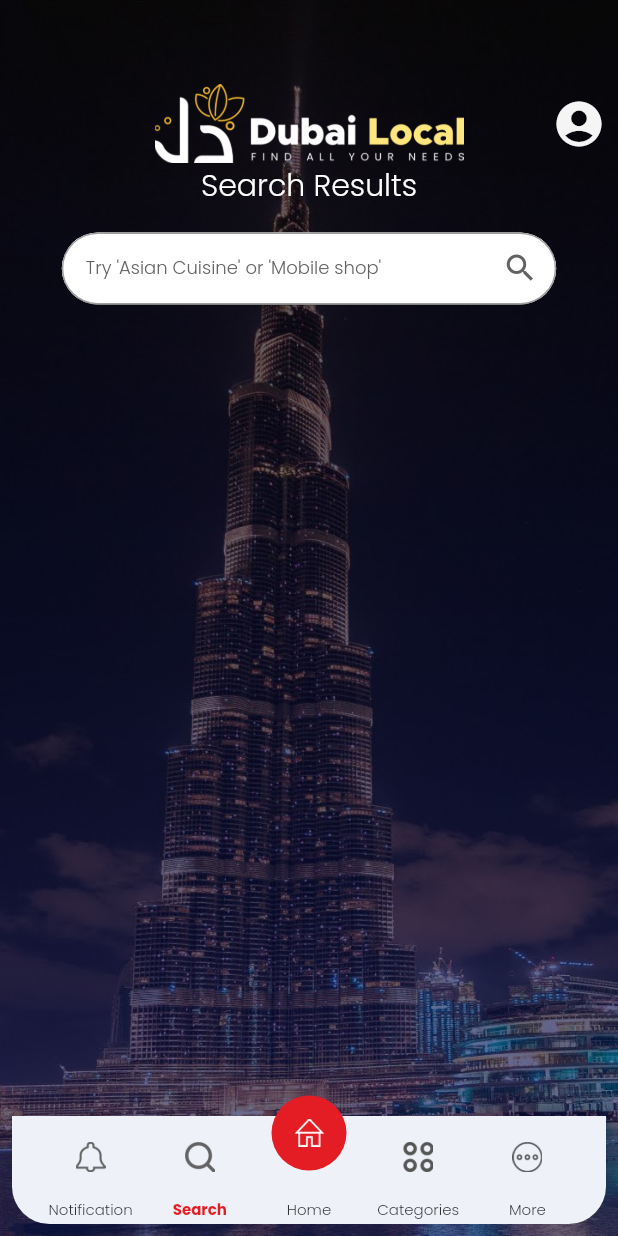
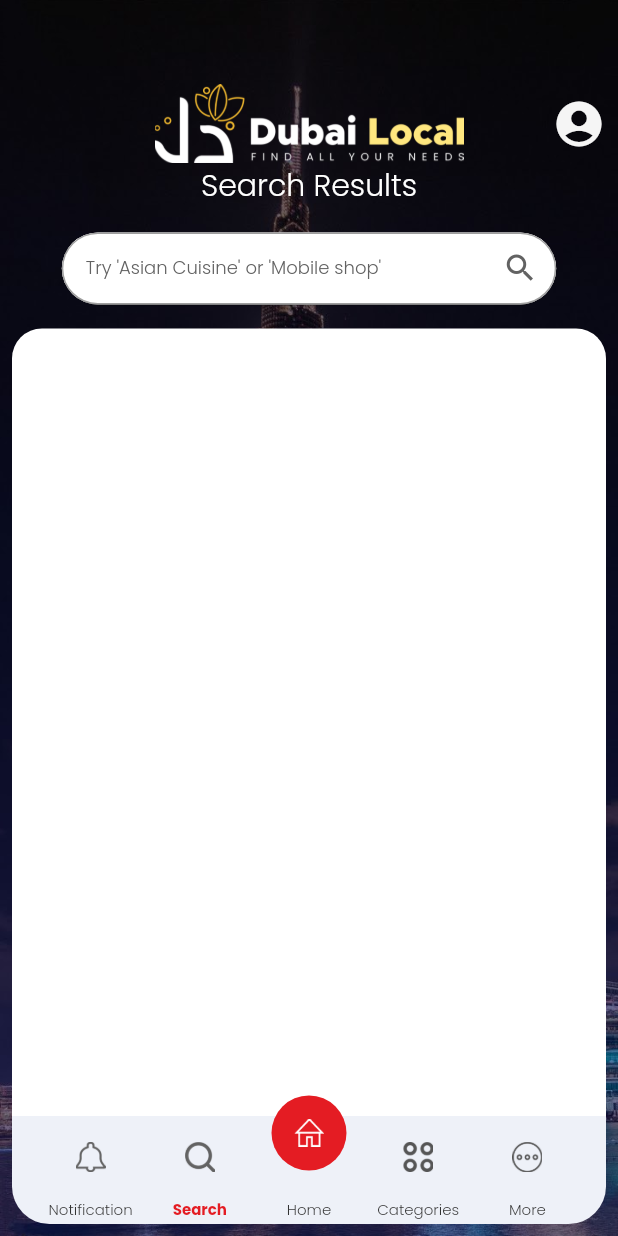
Before and after one commit to alkas930/dubai_local, a Flutter app: the BottomNav screen opened directly, item 2 of the bottom bar chosen, on a phone screen of 412 x 824 dp. Run offline on Flutter 3.47's test engine with Material 2 defaults, Android fonts, the phone set to English and light mode, and no system bars; our stand-ins replace cached_network_image, flutter_rating_bar, get_storage, google_maps_flutter, google_sign_in, share_plus and 3 more; missing offline and left inert: flutter_facebook_auth; accounts and stored records are empty; network calls fail; statements that could not run were skipped.

```diff
--- a/lib/models/SearchModel.dart
+++ b/lib/models/SearchModel.dart
@@ -35,6 +35,7 @@ class SearchModelData {
   String? isClaimed;
   String? isVerified;
   String? avgRating;
+  String? average_rating;
   String? address;
   String? phone;
   String? banner;
@@ -57,6 +58,7 @@ class SearchModelData {
       this.phone,
       this.banner,
       this.aeverageRating,
+      this.average_rating,
       this.countRating,
       this.districtName,
       this.catId,
@@ -75,6 +77,7 @@ class SearchModelData {
     phone = json['phone'];
     banner = json['banner'];
     aeverageRating = json['aeverage_rating'];
+    average_rating = json['average_rating'];
     countRating = json['count_rating'];
     districtName = json['district_name'];
     catId = json['cat_id'];
@@ -95,6 +98,7 @@ class SearchModelData {
     data['phone'] = this.phone;
     data['banner'] = this.banner;
     data['aeverage_rating'] = this.aeverageRating;
+    data['average_rating'] = this.average_rating;
     data['count_rating'] = this.countRating;
     data['district_name'] = this.districtName;
     data['cat_id'] = this.catId;
--- a/lib/models/SubCategoryBusinessResponseModel.dart
+++ b/lib/models/SubCategoryBusinessResponseModel.dart
@@ -63,6 +63,7 @@ class SubcatBusinessData {
   String? banner;
   String? full_banner;
   String? aeverageRating;
+  String? average_rating;
   String? avgRating;
   String? categoryId;
   String? countRating;
@@ -77,6 +78,7 @@ class SubcatBusinessData {
       this.banner,
       this.full_banner,
       this.aeverageRating,
+      this.average_rating,
       this.avgRating,
       this.categoryId,
       this.countRating});
@@ -91,6 +93,7 @@ class SubcatBusinessData {
     banner = json['banner'];
     full_banner = json['full_banner'];
     aeverageRating = json['aeverage_rating'];
+    average_rating = json['average_rating'];
     avgRating = json['avg_rating'];
     categoryId = json['category_id'];
     countRating = json['count_rating'];
@@ -107,6 +110,7 @@ class SubcatBusinessData {
     data['banner'] = banner;
     data['full_banner'] = full_banner;
     data['aeverage_rating'] = aeverageRating;
+    data['average_rating'] = average_rating;
     data['avg_rating'] = avgRating;
     data['category_id'] = categoryId;
     data['count_rating'] = countRating;
--- a/lib/models/business_details_response_model.dart
+++ b/lib/models/business_details_response_model.dart
@@ -67,6 +67,7 @@ class BusinessData {
   String? numRating;
   String? averageRating;
   String? avgRating;
+  String? average_rating;
   String? countRating;
   String? subCatName;
   String? catName;
@@ -97,6 +98,7 @@ class BusinessData {
       this.timings,
       this.numRating,
       this.averageRating,
+      this.average_rating,
       this.avgRating,
       this.countRating,
       this.subCatName,
@@ -128,6 +130,7 @@ class BusinessData {
     timings = json['timings'];
     numRating = json['num_rating'];
     averageRating = json['aeverage_rating'];
+    average_rating = json['average_rating'];
     avgRating = json['avg_rating'];
     countRating = json['count_rating'];
     subCatName = json['sub_cat_name'];
@@ -161,6 +164,7 @@ class BusinessData {
     data['timings'] = timings;
     data['num_rating'] = numRating;
     data['aeverage_rating'] = averageRating;
+    data['average_rating'] = average_rating;
     data['avg_rating'] = avgRating;
     data['count_rating'] = countRating;
     data['sub_cat_name'] = subCatName;
--- a/lib/screens/listing.dart
+++ b/lib/screens/listing.dart
@@ -258,9 +258,9 @@ class _DetailUiState extends State<DetailUi> {
                                       selectionColor: AppColors.yellow,
                                       maxRating: 5,
                                       count: 5,
-                                      value: searchItems.avgRating != null
+                                      value: searchItems.average_rating != null
                                           ? double.parse(double.parse(
-                                                  searchItems.avgRating!)
+                                                  searchItems.average_rating!)
                                               .toStringAsFixed(2))
                                           : 0,
                                       isSelectable: false,
@@ -275,7 +275,7 @@ class _DetailUiState extends State<DetailUi> {
                                             borderRadius:
                                                 BorderRadius.circular(50)),
                                         child: Text(
-                                          "${double.tryParse(searchItems.avgRating!) ?? 0.toStringAsFixed(1)}",
+                                          "${double.tryParse(searchItems.average_rating!) ?? 0.toStringAsFixed(1)}",
                                           style: const TextStyle(
                                               fontSize: 6,
                                               color: Colors.white,
--- a/lib/screens/main_business_ui.dart
+++ b/lib/screens/main_business_ui.dart
@@ -198,7 +198,7 @@ class _MainBusinessUIState extends State<MainBusinessUI>
     TabController tabController =
         TabController(length: 3, vsync: this, initialIndex: 0);
     tabController.addListener(() {});
-    var stars = _businessDetail?.businessData?.avgRating;
+    var stars = _businessDetail?.businessData?.average_rating;
     double result = double.parse(stars!);
     return WillPopScope(
       onWillPop: _onWillPop,
--- a/lib/screens/search_ui.dart
+++ b/lib/screens/search_ui.dart
@@ -236,11 +236,20 @@ class _SearchUiState extends State<SearchUi> {
                   searchList.isEmpty
                       ? Expanded(
                           child: SingleChildScrollView(
+                            child: Container(
+                              margin: const EdgeInsets.only(top: 16),
+                              alignment: Alignment.topCenter,
+                              width: width,
+                              constraints: BoxConstraints(minHeight: height),
+                              decoration: const BoxDecoration(
+                                color: Colors.white,
+                                borderRadius: BorderRadius.only(
+                                  topLeft: Radius.circular(20),
+                                  topRight: Radius.circular(20),
+                                ),
+                              ),
                               child: Column(
                                 children: [
-                                const SizedBox(
-                                  height: 10,
-                                ),
                                   topList.isNotEmpty
                                       ? ListView.builder(
                                           scrollDirection: Axis.vertical,
@@ -248,15 +257,16 @@ class _SearchUiState extends State<SearchUi> {
                                           physics:
                                               const NeverScrollableScrollPhysics(),
                                           itemCount: topList.length,
-                                        itemBuilder:
-                                            (BuildContext context, int index) =>
+                                          itemBuilder: (BuildContext context,
+                                                  int index) =>
                                               Column(
                                             crossAxisAlignment:
                                                 CrossAxisAlignment.start,
                                             children: [
                                               if (index == 2)
                                                 WebviewBanner(
-                                                  ImagesPaths.ic_explore_dubai,
+                                                    ImagesPaths
+                                                        .ic_explore_dubai,
                                                     Endpoints.ExploreDubai),
                                               if (index == 3)
                                                 WebviewBanner(
@@ -296,7 +306,8 @@ class _SearchUiState extends State<SearchUi> {
                                                                 context,
                                                             int idx) =>
                                                         ListingCard(
-                                                          data: topList[index],
+                                                            data:
+                                                                topList[index],
                                                             index: idx),
                                                   ),
                                                 ),
@@ -306,6 +317,7 @@ class _SearchUiState extends State<SearchUi> {
                                         )
                                       : const SizedBox.shrink(),
                                 ],
+                              ),
                             ),
                           ),
                         )
@@ -404,7 +416,7 @@ class _SearchUiState extends State<SearchUi> {
                                             borderRadius:
                                                 BorderRadius.circular(50)),
                                         child: Text(
-                                          "${double.tryParse(searchItems.avgRating!) ?? 0.toStringAsFixed(1)}",
+                                          "${double.tryParse(searchItems.average_rating!) ?? 0.toStringAsFixed(1)}",
                                           style: const TextStyle(
                                               fontSize: 6,
                                               color: Colors.white,
--- a/lib/utils/search_widget.dart
+++ b/lib/utils/search_widget.dart
@@ -212,7 +212,7 @@ class _SearchWidget extends State<SearchWidget> {
                       },
                     ),
                   )
-                : SizedBox.shrink(),
+                : const SizedBox.shrink(),
           ],
         ));
   }
```
Lines whose indentation alone changed are shown as unchanged.
